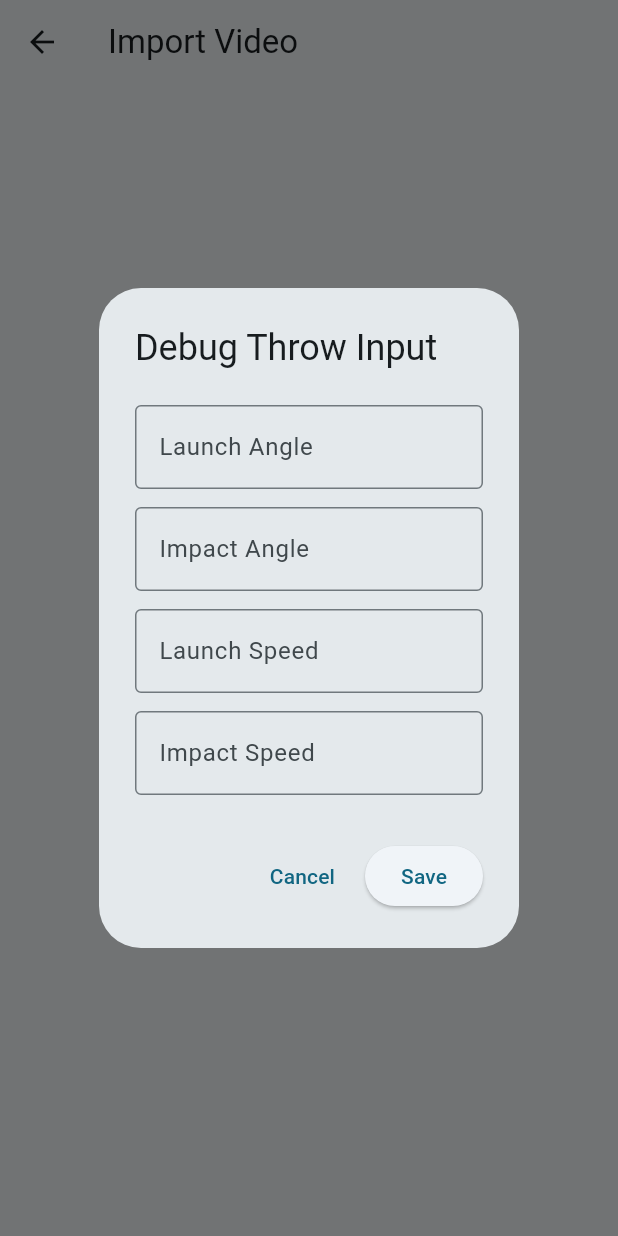
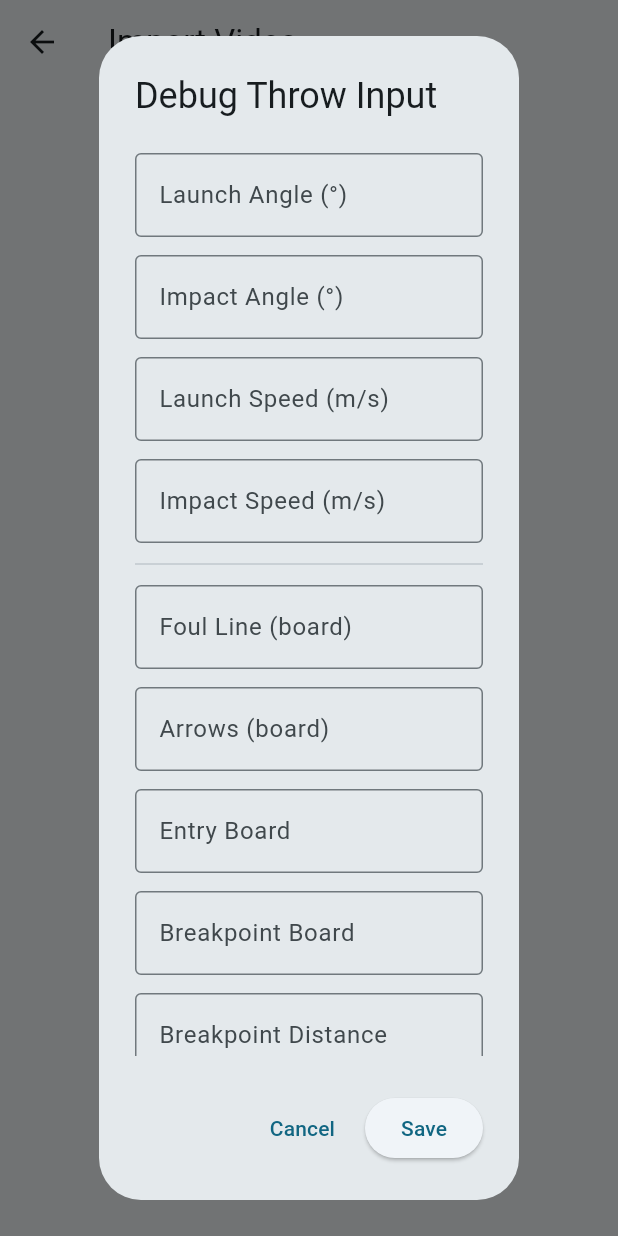
Before and after one commit to vinol3/bowling_assistant, a Flutter app: the ImportScreen screen opened by its route, after a tap on "DEBUG: Add Test Throw", on a phone screen of 412 x 824 dp. Run offline on Flutter 3.47's test engine with Material 3 defaults, Android fonts, the phone set to English and light mode, and no system bars; our stand-ins replace cloud_firestore, firebase_auth, firebase_core; accounts and stored records are empty.

Commit message:
added throws list that loads from user data, also expanded throw info

```diff
--- a/lib/models/bowling_throw.dart
+++ b/lib/models/bowling_throw.dart
@@ -4,6 +4,11 @@ class BowlingThrow {
   final double impactAngle;
   final double launchSpeed;
   final double impactSpeed;
+  final double? foulLine;
+  final double? arrows;
+  final double? entryBoard;
+  final double? breackpointBoard;
+  final double? breackpointDistance;
   final DateTime createdAt;
 
   BowlingThrow({
@@ -12,6 +17,11 @@ class BowlingThrow {
     required this.impactAngle,
     required this.launchSpeed,
     required this.impactSpeed,
+    required this.foulLine,
+    required this.arrows,
+    required this.entryBoard,
+    required this.breackpointBoard,
+    required this.breackpointDistance,
     required this.createdAt,
   });
 
@@ -21,6 +31,11 @@ class BowlingThrow {
       'impactAngle': impactAngle,
       'launchSpeed': launchSpeed,
       'impactSpeed': impactSpeed,
+      'foulLine': foulLine,
+      'arrows': arrows,
+      'entryBoard': entryBoard,
+      'breackpointBoard': breackpointBoard,
+      'breackpointDistance': breackpointDistance,
       'createdAt': createdAt.toIso8601String(),
     };
   }
@@ -32,6 +47,11 @@ class BowlingThrow {
       impactAngle: (map['impactAngle'] as num).toDouble(),
       launchSpeed: (map['launchSpeed'] as num).toDouble(),
       impactSpeed: (map['impactSpeed'] as num).toDouble(),
+      foulLine: map['foulLine'] != null ? (map['foulLine'] as num).toDouble() : null,
+      arrows: map['arrows'] != null ? (map['arrows'] as num).toDouble() : null,
+      entryBoard: map['entryBoard'] != null ? (map['entryBoard'] as num).toDouble() : null,
+      breackpointBoard: map['breackpointBoard'] != null ? (map['breackpointBoard'] as num).toDouble() : null,
+      breackpointDistance: map['breackpointDistance'] != null ? (map['breackpointDistance'] as num).toDouble() : null,
       createdAt: DateTime.parse(map['createdAt']),
     );
   }
--- a/lib/screens/import_screen.dart
+++ b/lib/screens/import_screen.dart
@@ -33,6 +33,11 @@ class ImportScreen extends StatelessWidget {
     final impactAngleCtrl = TextEditingController();
     final launchSpeedCtrl = TextEditingController();
     final impactSpeedCtrl = TextEditingController();
+    final foulLineCtrl = TextEditingController();
+    final arrowsCtrl = TextEditingController();
+    final entryBoardCtrl = TextEditingController();
+    final breakpointBoardCtrl = TextEditingController();
+    final breakpointDistanceCtrl = TextEditingController();
 
     showDialog(
       context: context,
@@ -41,10 +46,16 @@ class ImportScreen extends StatelessWidget {
         content: SingleChildScrollView(
           child: Column(
             children: [
-              _numberField('Launch Angle', launchAngleCtrl),
-              _numberField('Impact Angle', impactAngleCtrl),
-              _numberField('Launch Speed', launchSpeedCtrl),
-              _numberField('Impact Speed', impactSpeedCtrl),
+              _numberField('Launch Angle (°)', launchAngleCtrl),
+              _numberField('Impact Angle (°)', impactAngleCtrl),
+              _numberField('Launch Speed (m/s)', launchSpeedCtrl),
+              _numberField('Impact Speed (m/s)', impactSpeedCtrl),
+              const Divider(),
+              _numberField('Foul Line (board)', foulLineCtrl),
+              _numberField('Arrows (board)', arrowsCtrl),
+              _numberField('Entry Board', entryBoardCtrl),
+              _numberField('Breakpoint Board', breakpointBoardCtrl),
+              _numberField('Breakpoint Distance', breakpointDistanceCtrl),
             ],
           ),
         ),
@@ -61,6 +72,12 @@ class ImportScreen extends StatelessWidget {
                 impactAngle: double.parse(impactAngleCtrl.text),
                 launchSpeed: double.parse(launchSpeedCtrl.text),
                 impactSpeed: double.parse(impactSpeedCtrl.text),
+                foulLine: _parseNullable(foulLineCtrl.text),
+                arrows: _parseNullable(arrowsCtrl.text),
+                entryBoard: _parseNullable(entryBoardCtrl.text),
+                breackpointBoard: _parseNullable(breakpointBoardCtrl.text),
+                breackpointDistance:
+                    _parseNullable(breakpointDistanceCtrl.text),
                 createdAt: DateTime.now(),
               );
 
@@ -91,4 +108,9 @@ class ImportScreen extends StatelessWidget {
       ),
     );
   }
+
+  double? _parseNullable(String value) {
+    if (value.trim().isEmpty) return null;
+    return double.tryParse(value);
+  }
 }
```
Also changed, not shown: lib/screens/analysis_screen.dart (+52 -14 lines), lib/screens/throw_details_screen.dart (added, +84 -0 lines), lib/services/throw_service.dart (+18 -0 lines).
